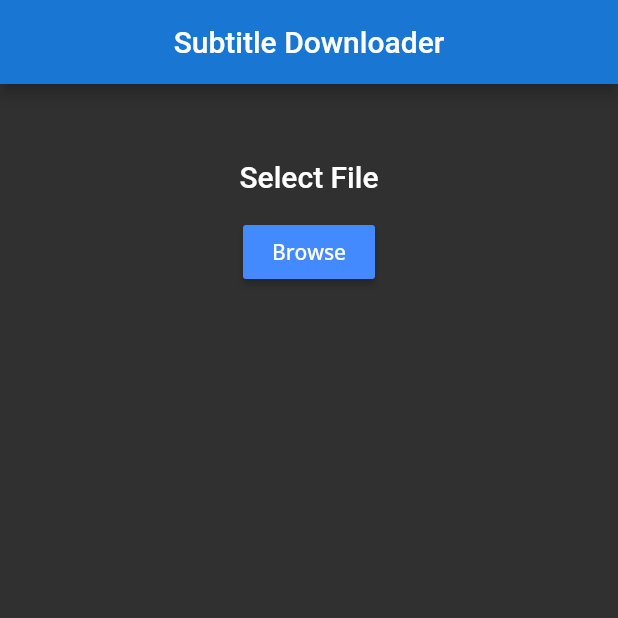
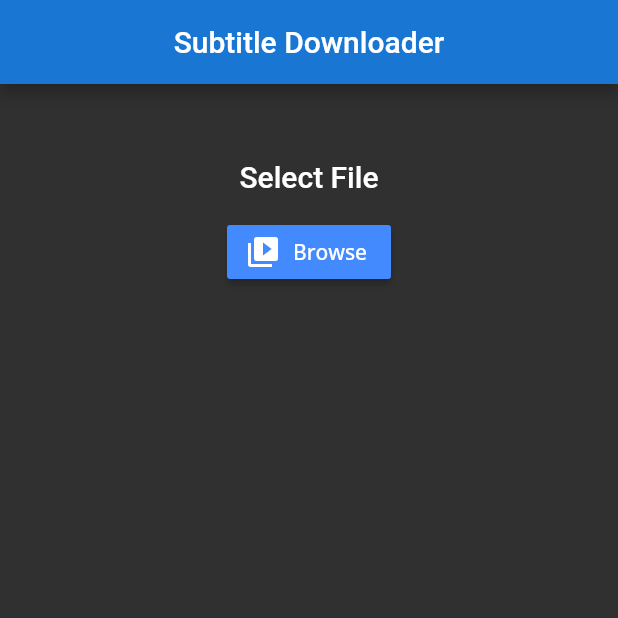
Before and after one commit to gkdskp/subtitle-downloader, a Flutter app: the screen it shows after launch, on a phone screen of 412 x 824 dp, the top half of it. Run offline on Flutter 3.47's test engine with Material 2 defaults, Android fonts, the phone set to English and light mode, and no system bars; our stand-ins replace dio, file_picker, flutter_bloc, google_fonts, permission_handler; missing offline and left inert: android_intent, device_apps.

```diff
--- a/lib/blocs/alert_bloc.dart
+++ b/lib/blocs/alert_bloc.dart
@@ -1,11 +1,7 @@
 import 'package:flutter_bloc/flutter_bloc.dart';
 import 'package:subtitle_downloader/components/alert_dialog.dart';
 
-
-
-abstract class AlertEvents {
-  String AlertMsg;
-}
+abstract class AlertEvents {}
 
 class NewAlert extends AlertEvents {
   String alertMsg;
@@ -14,33 +10,42 @@ class NewAlert extends AlertEvents {
 }
 
 class ResetAlert extends AlertEvents {}
+
 class LoadingStart extends AlertEvents {}
 
+class LoadingEnd extends AlertEvents {}
+
+class OpenWithAlert extends AlertEvents {
+  final Function openWith;
+
+  OpenWithAlert(this.openWith);
+}
 
 class AlertBloc extends Bloc<AlertEvents, Map<String, dynamic>> {
   @override
-  Map<String, dynamic> get initialState => {
-    'hasAlert': false
-  };
+  Map<String, dynamic> get initialState => {'hasAlert': false};
 
   @override
   Stream<Map<String, dynamic>> mapEventToState(AlertEvents event) async* {
-    if(event is NewAlert) {
+    if (event is NewAlert) {
       yield {
         'hasAlert': true,
         'alertMsg': event.alertMsg,
         'alertType': DialogType.MessageDialog
       };
-    } else if(event is ResetAlert) {
-      yield {
-        'hasAlert': false
-      };
-    } else if(event is LoadingStart) {
+    } else if (event is ResetAlert) {
+      yield {'hasAlert': false};
+    } else if (event is LoadingStart) {
       yield {
         'hasAlert': true,
         'alertMsg': 'Loading',
         'alertType': DialogType.Loading
       };
+    } else if (event is OpenWithAlert) {
+      //print(event.openWith);
+      yield {'hasAlert': true, 'alertType': DialogType.OpenWithDialog, 'actions': [event.openWith]};
+    } else if (event is LoadingEnd) {
+      yield {'hasAlert': false, 'alertType': DialogType.Loading};
     }
   }
 }
--- a/lib/blocs/select_file.dart
+++ b/lib/blocs/select_file.dart
@@ -5,7 +5,8 @@ import 'package:file_picker/file_picker.dart';
 import 'package:subtitle_downloader/blocs/alert_bloc.dart';
 
 enum SelectFileEvent {
-  select
+  select,
+  remove
 }
 class SelectFileBloc extends Bloc<SelectFileEvent, File> {
   final Function _errorHandler;
@@ -26,6 +27,10 @@ class SelectFileBloc extends Bloc<SelectFileEvent, File> {
           yield file;
         break;
 
+      case SelectFileEvent.remove:
+        yield File('');
+        break;
+
       default:
         _errorHandler(NewAlert('Unknown error occured'));
     }
--- a/lib/components/browse_file.dart
+++ b/lib/components/browse_file.dart
@@ -17,17 +17,34 @@ class BrowseForm extends StatelessWidget {
               style: Theme.of(context).textTheme.headline6,
             ),
             SizedBox(height: 15),
-            RaisedButton(
-              child: Text('Browse', style: Theme.of(context).textTheme.button,),
+            BlocBuilder<SelectFileBloc, File>(builder: (context, file) {
+              return (file.path == '')
+                  ? RaisedButton.icon(
+                      icon: Icon(Icons.video_library),
+                      label: Text(
+                        'Browse',
+                      ),
                       onPressed: () => BlocProvider.of<SelectFileBloc>(context)
                           .add(SelectFileEvent.select),
                       color: Theme.of(context).accentColor,
+                    )
+                  : Column(
+                      children: [
+                        RaisedButton.icon(
+                      icon: Icon(Icons.cancel),
+                      label: Text(
+                        'Remove',
+                      ),
+                      onPressed: () => BlocProvider.of<SelectFileBloc>(context)
+                          .add(SelectFileEvent.remove),
+                      color: Colors.red,
                     ),
                         SizedBox(height: 5),
-            BlocBuilder<SelectFileBloc, File>(builder: (context, file) {
-              return Text(
+                        Text(
                           basename(file.path),
                           style: Theme.of(context).textTheme.bodyText2,
+                        ),
+                      ],
                     );
             }),
           ],
--- a/lib/utils/theme.dart
+++ b/lib/components/theme.dart
@@ -3,7 +3,7 @@ import 'package:google_fonts/google_fonts.dart';
 
 final primaryColor = Colors.blue[700];
 
-ThemeData mainTheme(context) => ThemeData(
+final ThemeData mainTheme = ThemeData(
   brightness: Brightness.dark,
   primaryColorBrightness: Brightness.dark,
   primaryColor: primaryColor,
@@ -16,6 +16,5 @@ ThemeData mainTheme(context) => ThemeData(
       headline6: TextStyle(
     fontSize: 20,
     fontWeight: FontWeight.w500,
-          )
-        ),
+  )),
 );
--- a/lib/main.dart
+++ b/lib/main.dart
@@ -1,6 +1,6 @@
 import 'package:flutter/material.dart';
 import 'package:flutter/services.dart';
-import 'utils/theme.dart';
+import 'components/theme.dart';
 import './app.dart';
 
 void main() {
--- a/lib/pages/home.dart
+++ b/lib/pages/home.dart
@@ -6,6 +6,7 @@ import 'package:subtitle_downloader/blocs/alert_bloc.dart';
 import 'package:subtitle_downloader/blocs/select_file.dart';
 import 'package:subtitle_downloader/blocs/subtitles_list.dart';
 
+import '../constants.dart';
 import '../components/browse_file.dart';
 import '../components/search_form.dart';
 import './subtitles_page.dart';
@@ -20,12 +21,18 @@ class _HomePageState extends State<HomePage> {
   Widget build(BuildContext context) {
     return Scaffold(
       appBar: AppBar(
-        title: Center(child: Text('Subtitle Downloader', style: Theme.of(context).textTheme.headline6,)),
+        title: Center(
+            child: Text(
+          AppTitle,
+          style: Theme.of(context).textTheme.headline6,
+        )),
       ),
       body: SingleChildScrollView(
         child: Column(
           children: [
-            SizedBox(height: 30,),
+            SizedBox(
+              height: 30,
+            ),
             BrowseForm(),
             BlocBuilder<SelectFileBloc, File>(
               builder: (context, state) {
--- a/lib/utils/hash.dart
+++ b/lib/utils/hash.dart
@@ -138,7 +138,7 @@ class OpenSubtitlesHasher {
     a[7] += a[6] >> 8;
     a[6] = a[6] & b;
     a[7] = a[7] & b;
-    for (c; c > -1; c--) {
+    for (; c > -1; c--) {
         e += d[(a[c] >> 4 & 15)] + d[(a[c] & 15)];
     }
     return e;
--- a/pubspec.yaml
+++ b/pubspec.yaml
@@ -28,14 +28,14 @@ dependencies:
   path_provider: ^1.6.7
   http: ^0.12.1
   path: ^1.7.0
-  modal_progress_hud: ^0.1.3
-  flutter_downloader: ^1.4.4
   archive: ^2.0.8
   permission_handler: ^5.0.0+hotfix.5
   dio: ^3.0.9
   flutter_launcher_icons: ^0.7.5
   flutter_bloc: ^4.0.0
   google_fonts: ^1.1.0
+  android_intent: ^0.3.7+2
+  device_apps: ^1.0.9
 
 
   # The following adds the Cupertino Icons font to your application.
```
Also changed, not shown: lib/app.dart (+13 -5 lines), lib/blocs/subtitles_list.dart (+21 -12 lines), lib/components/alert_dialog.dart (+52 -20 lines), lib/components/search_form.dart (+5 -3 lines), lib/components/subtitle_tile.dart (+4 -4 lines), lib/pages/subtitles_page.dart (+22 -5 lines), lib/services/opensub.dart (+8 -2 lines), lib/utils/downloader.dart (added, +41 -0 lines), lib/utils/mxintent.dart (added, +26 -0 lines), lib/utils/unarchive.dart (deleted, +0 -46 lines), pubspec.lock. Lines whose indentation alone changed are shown as unchanged.
